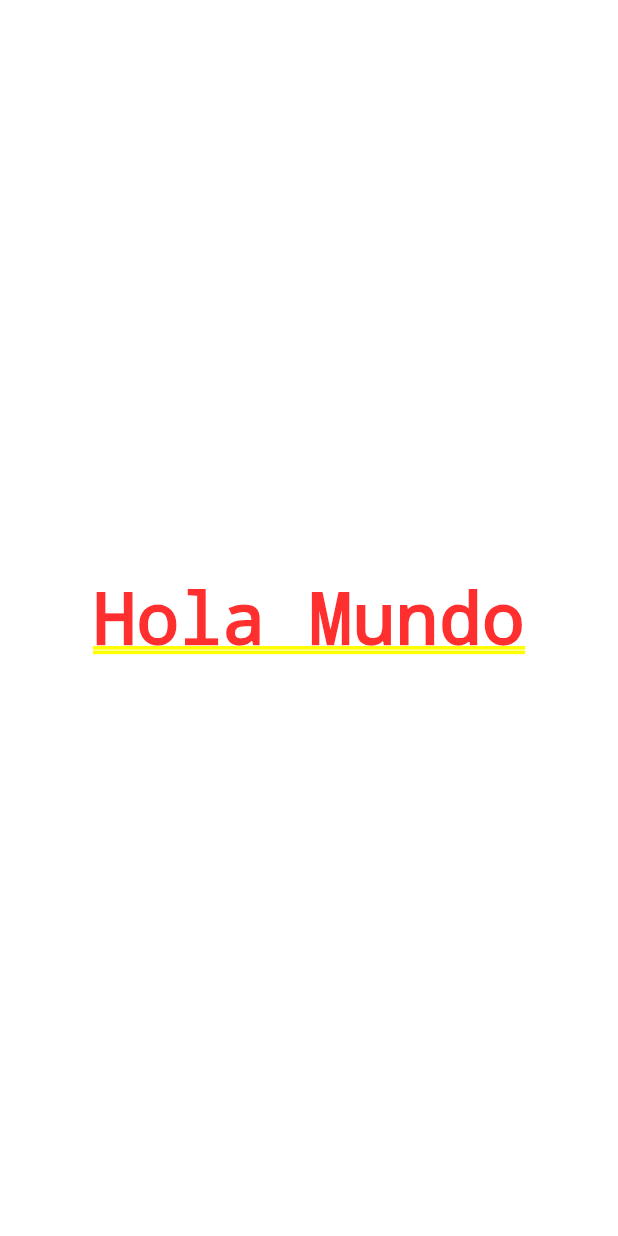
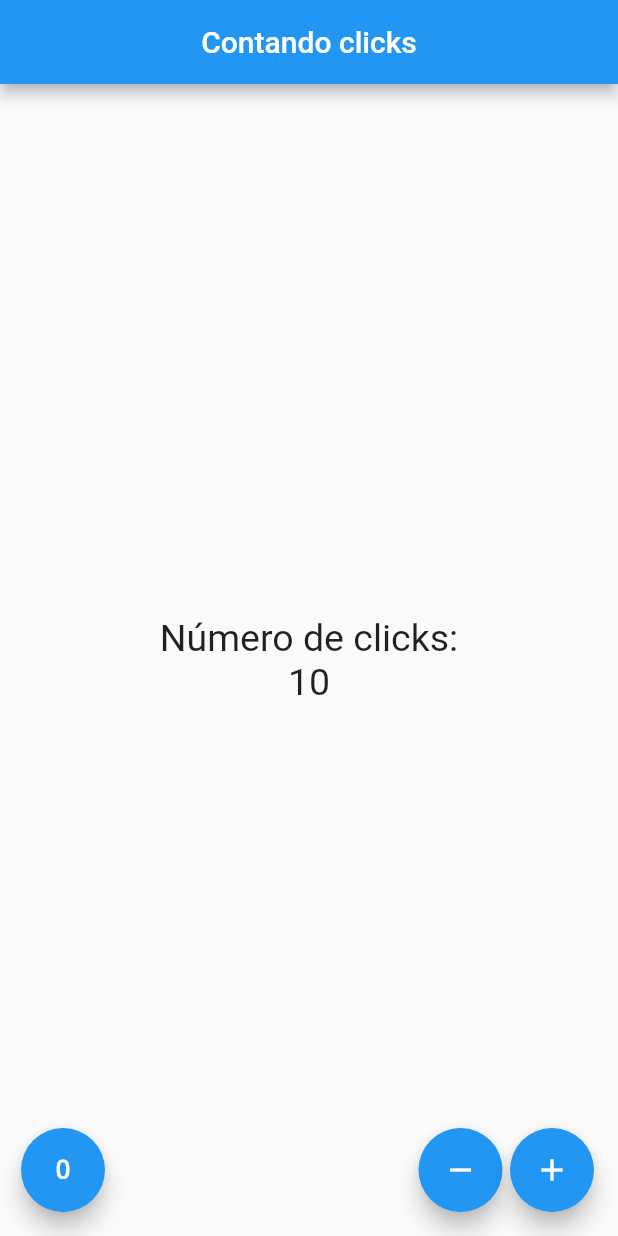
Before and after one commit to mariomt/flutter-firstApp, a Flutter app: the screen it shows after launch, on a phone screen of 412 x 824 dp. Run offline on Flutter 3.47's test engine with Material 2 defaults, Android fonts, the phone set to English and light mode, and no system bars.

Commit message:
se agrego la pagina de contador con StatelessWidget y StatefulWidget usando la segunda

```diff
--- a/lib/main.dart
+++ b/lib/main.dart
@@ -1,16 +1,10 @@
+// packages
 import 'package:flutter/material.dart';
+
+// src
+// import 'src/app.dart';
+import 'package:flutter_vscode/src/app.dart';
 
 void main() {
   runApp(new MyApp());
 }
-
-class MyApp extends StatelessWidget {
-  @override
-  Widget build(context) {
-    return MaterialApp(
-      home: Center(
-        child: Text('Hola Mundo'),
-      ),
-    );
-  }
-}
--- /dev/null
+++ b/lib/src/app.dart
@@ -0,0 +1,18 @@
+import 'package:flutter/material.dart';
+
+// src
+// import 'package:flutter_vscode/src/pages/home_page.dart';
+import 'package:flutter_vscode/src/pages/contador_page.dart';
+
+class MyApp extends StatelessWidget {
+  @override
+  Widget build(context) {
+    return MaterialApp(
+      debugShowCheckedModeBanner: false,
+      home: Center(
+        // child: HomePage(),
+        child: ContadorPage(),
+      ),
+    );
+  }
+}
--- /dev/null
+++ b/lib/src/pages/contador_page.dart
@@ -0,0 +1,63 @@
+import 'package:flutter/material.dart';
+
+class ContadorPage extends StatefulWidget {
+  @override
+  State<StatefulWidget> createState() => _ContadorPageState();
+}
+
+class _ContadorPageState extends State<ContadorPage> {
+  final _textStyle = TextStyle(fontSize: 25);
+  int _conteo = 10;
+
+  @override
+  Widget build(BuildContext context) {
+    return Scaffold(
+      appBar: AppBar(
+        title: Text('Contando clicks'),
+        centerTitle: true,
+      ),
+      body: Center(
+        child: Column(
+          mainAxisAlignment: MainAxisAlignment.center,
+          children: <Widget>[
+            Text(
+              'Número de clicks:',
+              style: _textStyle,
+            ),
+            Text('$_conteo', style: _textStyle),
+          ],
+        ),
+      ),
+      floatingActionButton: _crearBotones(),
+    );
+  }
+
+  Widget _crearBotones() {
+    return Row(
+      mainAxisAlignment: MainAxisAlignment.end,
+      children: <Widget>[
+        SizedBox(width: 30.0),
+        FloatingActionButton(
+            child: Icon(Icons.exposure_zero), onPressed: _reset),
+        Expanded(
+          child: SizedBox(),
+        ),
+        FloatingActionButton(child: Icon(Icons.remove), onPressed: _remove),
+        SizedBox(width: 5.0),
+        FloatingActionButton(child: Icon(Icons.add), onPressed: _add),
+      ],
+    );
+  }
+
+  void _add() {
+    setState(() => _conteo++);
+  }
+
+  void _remove() {
+    setState(() => _conteo--);
+  }
+
+  void _reset() {
+    setState(() => _conteo = 0);
+  }
+}
```
Also changed, not shown: lib/src/pages/home_page.dart (added, +42 -0 lines).
